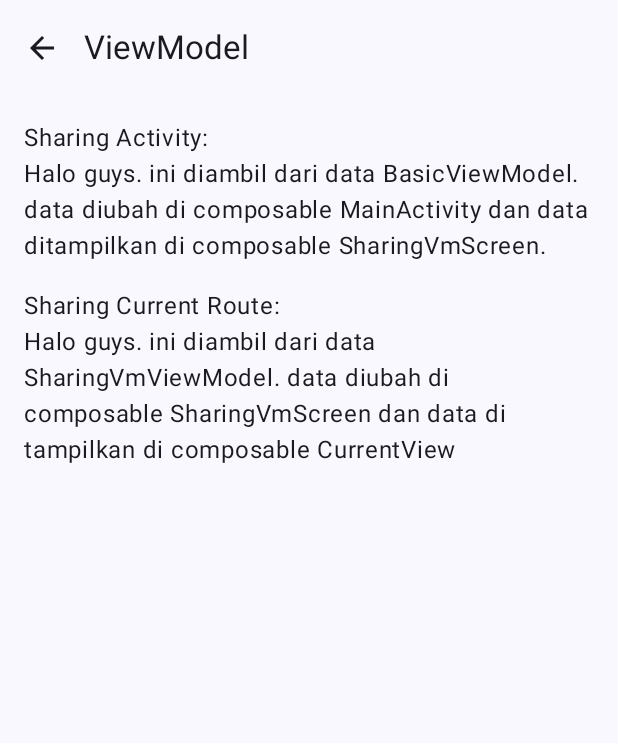
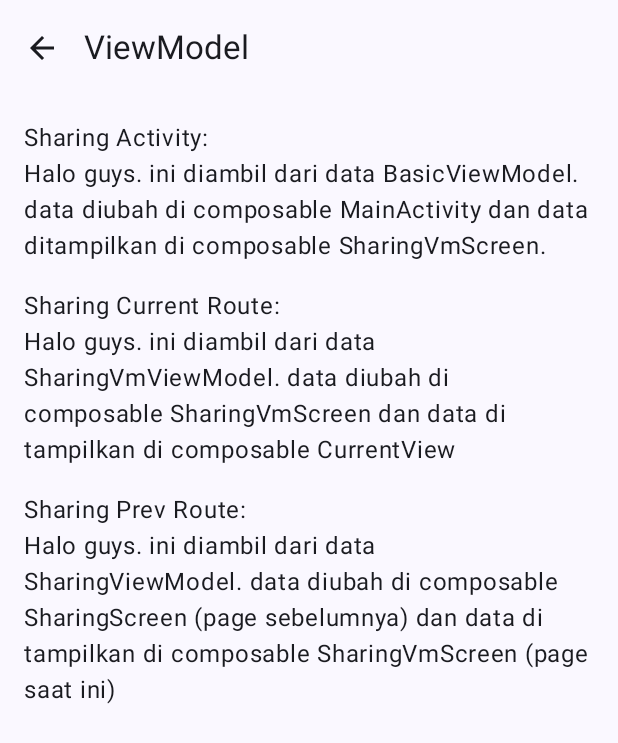
Before and after one commit to kazuiains/OptimizeSample, an Android app built with Jetpack Compose: the SharingScreen screen opened through its navigation route, after a tap on "ViewModel", on a phone screen of 412 x 824 dp. Shown: the top 743 px of the screen. Run offline under Robolectric (Android 15) with nearby library versions, the phone set to English and light mode, and no system bars; our stand-ins replace Dagger/Hilt's generated code.

Commit message:
refactor: sharing dari page sebelumnya

```diff
--- a/app/src/main/java/id/adiyusuf/optimizesample/screen/sharing/SharingScreen.kt
+++ b/app/src/main/java/id/adiyusuf/optimizesample/screen/sharing/SharingScreen.kt
@@ -96,6 +96,7 @@ fun SharingScreen(
             modifier = Modifier.fillMaxWidth(),
             onClick = {
                 navController.navigate("sharing/viewmodel")
+                viewModel.changeNext("Halo guys. ini diambil dari data SharingViewModel. data diubah di composable SharingScreen (page sebelumnya) dan data di tampilkan di composable SharingVmScreen (page saat ini)")
             }
         ) {
             Text("ViewModel")
@@ -123,7 +124,6 @@ private fun Header() {
         ) {
             Text(header)
             Text(description, fontSize = 12.sp)
-
         }
         Spacer(modifier = Modifier.height(16.dp))
     }
--- a/app/src/main/java/id/adiyusuf/optimizesample/screen/sharing/SharingViewModel.kt
+++ b/app/src/main/java/id/adiyusuf/optimizesample/screen/sharing/SharingViewModel.kt
@@ -15,6 +15,9 @@ class SharingViewModel @Inject constructor() : ViewModel() {
     private val _description = MutableStateFlow("Description")
     val description: StateFlow<String> = _description
 
+    private val _sharingNextRoute = MutableStateFlow("SharingNext")
+    val sharingNextRoute: StateFlow<String> = _sharingNextRoute
+
     fun changeHeader(value: String) {
         _header.value = value
     }
@@ -22,4 +25,8 @@ class SharingViewModel @Inject constructor() : ViewModel() {
     fun changeDescription(value: String) {
         _description.value = value
     }
+
+    fun changeNext(value: String) {
+        _sharingNextRoute.value = value
+    }
 }
--- a/app/src/main/java/id/adiyusuf/optimizesample/screen/sharing/viewmodel/SharingVmScreen.kt
+++ b/app/src/main/java/id/adiyusuf/optimizesample/screen/sharing/viewmodel/SharingVmScreen.kt
@@ -18,20 +18,27 @@ import androidx.compose.ui.platform.LocalContext
 import androidx.compose.ui.unit.dp
 import androidx.hilt.navigation.compose.hiltViewModel
 import androidx.lifecycle.compose.collectAsStateWithLifecycle
+import id.adiyusuf.optimizesample.AppComposition
 import id.adiyusuf.optimizesample.BasicViewModel
+import id.adiyusuf.optimizesample.screen.sharing.SharingViewModel
 
 @Composable
 fun SharingVmScreen(
     viewModel: SharingVmViewModel = hiltViewModel()
 ) {
+    val navController = AppComposition.navigation
+
     val context = LocalContext.current
     val basicViewModel: BasicViewModel = hiltViewModel(
         viewModelStoreOwner = context as ComponentActivity
     )
 
+    val sharingViewModel: SharingViewModel = hiltViewModel(viewModelStoreOwner = navController.getBackStackEntry("sharing/main"))
+
     val scrollState = rememberScrollState()
 
     val text by basicViewModel.sharingActivity.collectAsStateWithLifecycle()
+    val textPrevPage by sharingViewModel.sharingNextRoute.collectAsStateWithLifecycle()
 
     Column(
         modifier = Modifier
@@ -47,6 +54,10 @@ fun SharingVmScreen(
         Spacer(Modifier.height(16.dp))
 
         CurrentView()
+
+        Text("Sharing Prev Route:")
+        Text(textPrevPage)
+        Spacer(Modifier.height(16.dp))
     }
 
     LaunchedEffect(Unit) {
```
